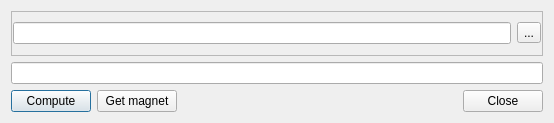
eiskaltdcpp/eiskaltdcpp, file eiskaltdcpp-qt/ui/UIFileHasher.ui: the form before one commit.
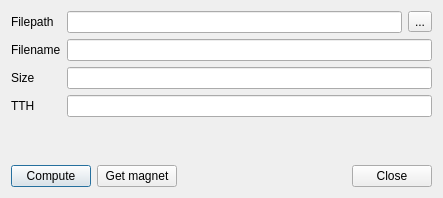
The form after the commit. Custom widgets are drawn as their Qt base class.

```diff
--- a/eiskaltdcpp-qt/ui/UIFileHasher.ui
+++ b/eiskaltdcpp-qt/ui/UIFileHasher.ui
@@ -9,8 +9,8 @@
    <rect>
     <x>0</x>
     <y>0</y>
-    <width>554</width>
-    <height>123</height>
+    <width>443</width>
+    <height>198</height>
    </rect>
   </property>
   <property name="sizePolicy">
@@ -22,7 +22,7 @@
   <property name="maximumSize">
    <size>
     <width>16777215</width>
-    <height>135</height>
+    <height>16777215</height>
    </size>
   </property>
   <property name="windowTitle">
@@ -31,48 +31,112 @@
   <layout class="QVBoxLayout" name="verticalLayout">
    <item>
     <widget class="QFrame" name="frame">
+     <property name="sizePolicy">
+      <sizepolicy hsizetype="Preferred" vsizetype="Preferred">
+       <horstretch>0</horstretch>
+       <verstretch>0</verstretch>
+      </sizepolicy>
+     </property>
      <property name="frameShape">
-      <enum>QFrame::StyledPanel</enum>
+      <enum>QFrame::NoFrame</enum>
      </property>
      <property name="frameShadow">
-      <enum>QFrame::Raised</enum>
+      <enum>QFrame::Plain</enum>
      </property>
-     <layout class="QGridLayout" name="gridLayout_2">
+     <property name="lineWidth">
+      <number>0</number>
+     </property>
+     <layout class="QGridLayout" name="gridLayout">
       <property name="leftMargin">
-       <number>1</number>
+       <number>0</number>
       </property>
       <property name="topMargin">
-       <number>1</number>
+       <number>0</number>
       </property>
       <property name="rightMargin">
-       <number>1</number>
+       <number>0</number>
       </property>
       <property name="bottomMargin">
-       <number>1</number>
+       <number>0</number>
       </property>
       <item row="0" column="0">
-       <widget class="QLineEdit" name="lineEdit_FILE">
-        <property name="readOnly">
-         <bool>false</bool>
+       <widget class="QLabel" name="label_1">
+        <property name="text">
+         <string>Filepath</string>
         </property>
        </widget>
       </item>
       <item row="0" column="1">
-       <widget class="QToolButton" name="pushButton_BROWSE">
+       <widget class="QLineEdit" name="lineEdit_FILE">
+        <property name="readOnly">
+         <bool>false</bool>
+        </property>
+       </widget>
+      </item>
+      <item row="0" column="2">
+       <widget class="QToolButton" name="toolButton_BROWSE">
         <property name="text">
          <string notr="true">...</string>
         </property>
        </widget>
       </item>
+      <item row="1" column="0">
+       <widget class="QLabel" name="label_3">
+        <property name="text">
+         <string>Filename</string>
+        </property>
+       </widget>
+      </item>
+      <item row="1" column="1" colspan="2">
+       <widget class="LineEdit" name="lineEdit_FNAME">
+        <property name="readOnly">
+         <bool>false</bool>
+        </property>
+       </widget>
+      </item>
+      <item row="2" column="0">
+       <widget class="QLabel" name="label_4">
+        <property name="text">
+         <string>Size</string>
+        </property>
+       </widget>
+      </item>
+      <item row="2" column="1" colspan="2">
+       <widget class="QLineEdit" name="lineEdit_SIZE">
+        <property name="readOnly">
+         <bool>true</bool>
+        </property>
+       </widget>
+      </item>
+      <item row="3" column="0">
+       <widget class="QLabel" name="label_2">
+        <property name="text">
+         <string notr="true">TTH</string>
+        </property>
+       </widget>
+      </item>
+      <item row="3" column="1" colspan="2">
+       <widget class="QLineEdit" name="lineEdit_TTH">
+        <property name="readOnly">
+         <bool>true</bool>
+        </property>
+       </widget>
+      </item>
      </layout>
     </widget>
    </item>
    <item>
-    <widget class="QLineEdit" name="lineEdit_HASH">
-     <property name="readOnly">
-      <bool>true</bool>
+    <spacer name="verticalSpacer">
+     <property name="orientation">
+      <enum>Qt::Vertical</enum>
      </property>
-    </widget>
+     <property name="sizeHint" stdset="0">
+      <size>
+       <width>16</width>
+       <height>0</height>
+      </size>
+     </property>
+    </spacer>
    </item>
    <item>
     <layout class="QHBoxLayout" name="horizontalLayout">
@@ -97,7 +161,7 @@
        </property>
        <property name="sizeHint" stdset="0">
         <size>
-         <width>40</width>
+         <width>0</width>
          <height>20</height>
         </size>
        </property>
@@ -114,6 +178,13 @@
    </item>
   </layout>
  </widget>
+ <customwidgets>
+  <customwidget>
+   <class>LineEdit</class>
+   <extends>QLineEdit</extends>
+   <header>LineEdit.h</header>
+  </customwidget>
+ </customwidgets>
  <resources/>
  <connections>
   <connection>
```
